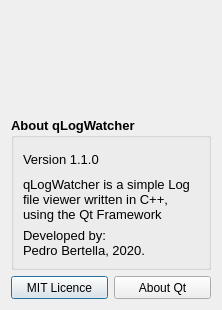
First picture: the form in qLogWatcher/about.ui, repository pedrobertella/LiveFile, before the edit.
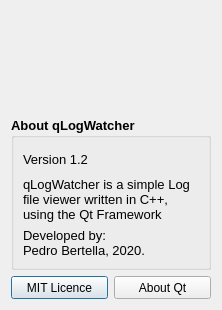
Second picture: the form after the edit. Icons and pictures are not drawn.

The edit to the form file:
```diff
--- a/qLogWatcher/about.ui
+++ b/qLogWatcher/about.ui
@@ -63,7 +63,7 @@
          </font>
         </property>
         <property name="text">
-         <string>Version 1.1.0</string>
+         <string>Version 1.2</string>
         </property>
         <property name="wordWrap">
          <bool>true</bool>
```
